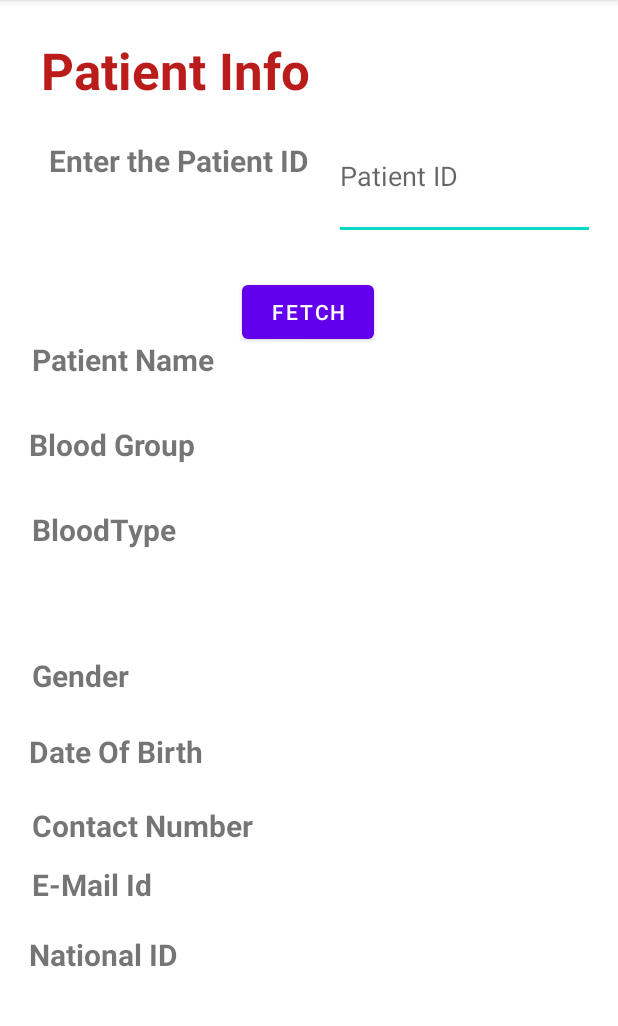
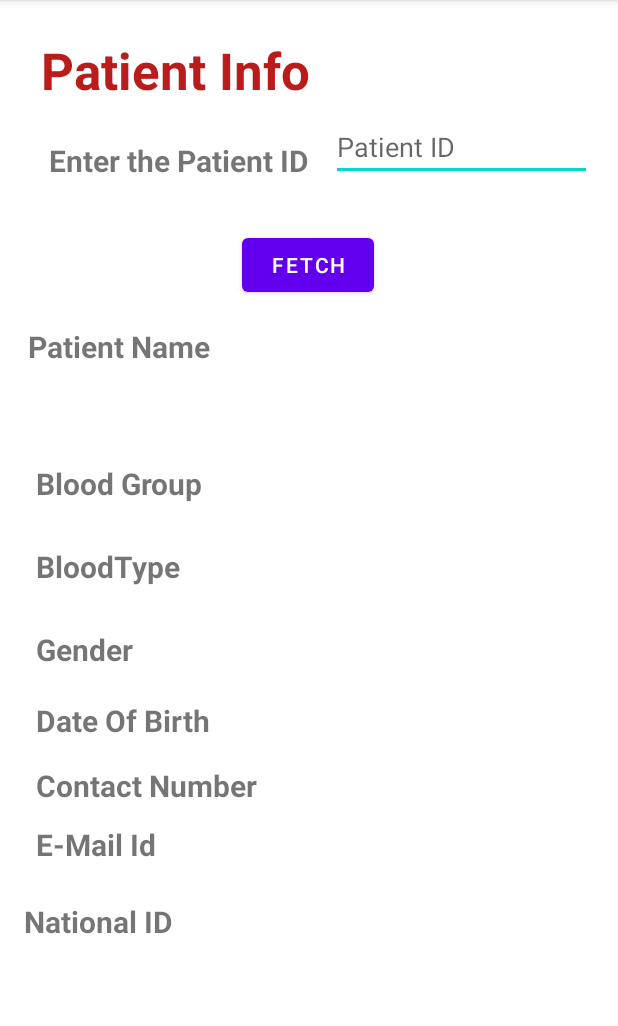
Before and after one commit to nirmal700/OneMED1, an Android app: the View_Patient_Details screen opened directly, with no data from a screen before it, on a phone screen of 412 x 824 dp, the part 84-1110 px from its top. Run offline under Robolectric (Android 15) with nearby library versions, the light colour scheme and no system bars; our stand-ins replace Firebase (no records; nobody signed in at launch, a user with empty details on screens opened directly).

Commit message:
XML Changes

```diff
--- a/app/src/main/java/com/example/onemed1/Update_Delete_Patient.java
+++ b/app/src/main/java/com/example/onemed1/Update_Delete_Patient.java
@@ -208,6 +208,11 @@ public class Update_Delete_Patient extends AppCompatActivity {
                                     mCnumber.setError("Contact Number is Required.");
                                     return;
                                 }
+                                if(mcnumber.length()!=10)
+                                {
+                                    mCnumber.setError("The Contact No. Should be of 10 Digits");
+                                    return;
+                                }
                                 mDobm=mDob.getText().toString();
                                 if (TextUtils.isEmpty(mDobm)) {
                                     mDob.setError("Date of birth is Required.");
--- a/app/src/main/res/layout/activity_view_patient_details.xml
+++ b/app/src/main/res/layout/activity_view_patient_details.xml
@@ -12,7 +12,7 @@
         android:layout_height="wrap_content"
         android:layout_marginTop="24dp"
         app:layout_constraintEnd_toEndOf="parent"
-        app:layout_constraintHorizontal_bias="0.406"
+        app:layout_constraintHorizontal_bias="0.418"
         app:layout_constraintStart_toEndOf="@+id/textView22"
         app:layout_constraintTop_toBottomOf="@+id/PatientEmail" />
 
@@ -20,9 +20,9 @@
         android:id="@+id/PatientBgroup"
         android:layout_width="wrap_content"
         android:layout_height="wrap_content"
-        android:layout_marginTop="36dp"
+        android:layout_marginTop="28dp"
         app:layout_constraintEnd_toEndOf="parent"
-        app:layout_constraintHorizontal_bias="0.376"
+        app:layout_constraintHorizontal_bias="0.375"
         app:layout_constraintStart_toEndOf="@+id/textView10"
         app:layout_constraintTop_toBottomOf="@+id/PatientName" />
 
@@ -57,13 +57,12 @@
         android:layout_width="174dp"
         android:layout_height="0dp"
         android:layout_marginTop="75dp"
-        android:layout_marginBottom="24dp"
         android:ems="10"
         android:hint="Patient ID"
         android:inputType="phone"
-        app:layout_constraintBottom_toTopOf="@+id/Fetch"
         app:layout_constraintEnd_toEndOf="parent"
-        app:layout_constraintStart_toEndOf="@+id/info"
+        app:layout_constraintHorizontal_bias="0.448"
+        app:layout_constraintStart_toEndOf="@+id/textView4"
         app:layout_constraintTop_toTopOf="parent" />
 
     <Button
@@ -82,57 +81,62 @@
         android:id="@+id/textView6"
         android:layout_width="wrap_content"
         android:layout_height="wrap_content"
-        android:layout_marginStart="21dp"
-        android:layout_marginTop="226dp"
+        android:layout_marginStart="32dp"
+        android:layout_marginTop="220dp"
+        android:includeFontPadding="false"
         android:text="Patient Name"
         android:textSize="20sp"
         android:textStyle="bold"
+        app:layout_constraintBottom_toTopOf="@+id/textView10"
+        app:layout_constraintEnd_toEndOf="@+id/textView10"
+        app:layout_constraintHorizontal_bias="0.777"
         app:layout_constraintStart_toStartOf="parent"
-        app:layout_constraintTop_toTopOf="parent" />
+        app:layout_constraintTop_toTopOf="parent"
+        app:layout_constraintVertical_bias="0.0" />
 
     <TextView
         android:id="@+id/PatientName"
         android:layout_width="wrap_content"
         android:layout_height="wrap_content"
-        android:layout_marginStart="45dp"
-        android:layout_marginTop="36dp"
+        android:layout_marginTop="52dp"
+        android:layout_marginEnd="172dp"
         app:layout_constraintEnd_toEndOf="parent"
-        app:layout_constraintHorizontal_bias="0.15"
-        app:layout_constraintStart_toStartOf="@+id/Fetch"
+        app:layout_constraintHorizontal_bias="1.0"
+        app:layout_constraintStart_toEndOf="@+id/textView6"
         app:layout_constraintTop_toBottomOf="@+id/Fetch" />
 
     <TextView
         android:id="@+id/textView10"
         android:layout_width="wrap_content"
         android:layout_height="wrap_content"
-        android:layout_marginStart="19dp"
-        android:layout_marginTop="29dp"
+        android:layout_marginStart="24dp"
+        android:layout_marginBottom="28dp"
         android:text="Blood Group"
         android:textSize="20sp"
         android:textStyle="bold"
-        app:layout_constraintStart_toStartOf="parent"
-        app:layout_constraintTop_toBottomOf="@+id/textView6" />
+        app:layout_constraintBottom_toTopOf="@+id/textview100"
+        app:layout_constraintStart_toStartOf="parent" />
 
     <TextView
         android:id="@+id/textview100"
         android:layout_width="wrap_content"
         android:layout_height="wrap_content"
-        android:layout_marginStart="21dp"
-        android:layout_marginTop="29dp"
+        android:layout_marginStart="24dp"
+        android:layout_marginBottom="28dp"
         android:text="BloodType"
         android:textSize="20sp"
         android:textStyle="bold"
-        app:layout_constraintStart_toStartOf="parent"
-        app:layout_constraintTop_toBottomOf="@+id/textView10" />
+        app:layout_constraintBottom_toTopOf="@+id/textView14"
+        app:layout_constraintStart_toStartOf="parent" />
 
     <TextView
         android:id="@+id/PatientBtype"
         android:layout_width="wrap_content"
         android:layout_height="wrap_content"
-        android:layout_marginTop="40dp"
+        android:layout_marginTop="32dp"
         android:layout_marginEnd="172dp"
         app:layout_constraintEnd_toEndOf="parent"
-        app:layout_constraintHorizontal_bias="0.983"
+        app:layout_constraintHorizontal_bias="1.0"
         app:layout_constraintStart_toEndOf="@+id/textview100"
         app:layout_constraintTop_toBottomOf="@+id/PatientBgroup" />
 
@@ -140,8 +144,8 @@
         android:id="@+id/textView14"
         android:layout_width="wrap_content"
         android:layout_height="wrap_content"
-        android:layout_marginStart="21dp"
-        android:layout_marginBottom="23dp"
+        android:layout_marginStart="24dp"
+        android:layout_marginBottom="20dp"
         android:text="Gender"
         android:textSize="20sp"
         android:textStyle="bold"
@@ -152,9 +156,9 @@
         android:id="@+id/PatientGen"
         android:layout_width="wrap_content"
         android:layout_height="wrap_content"
-        android:layout_marginTop="44dp"
+        android:layout_marginTop="40dp"
         app:layout_constraintEnd_toEndOf="parent"
-        app:layout_constraintHorizontal_bias="0.462"
+        app:layout_constraintHorizontal_bias="0.467"
         app:layout_constraintStart_toEndOf="@+id/textView14"
         app:layout_constraintTop_toBottomOf="@+id/PatientBtype" />
 
@@ -162,21 +166,21 @@
         android:id="@+id/textView16"
         android:layout_width="wrap_content"
         android:layout_height="wrap_content"
-        android:layout_marginStart="19dp"
-        android:layout_marginBottom="253dp"
+        android:layout_marginStart="24dp"
+        android:layout_marginBottom="16dp"
         android:text="Date Of Birth"
         android:textSize="20sp"
         android:textStyle="bold"
-        app:layout_constraintBottom_toBottomOf="parent"
+        app:layout_constraintBottom_toTopOf="@+id/textView18"
         app:layout_constraintStart_toStartOf="parent" />
 
     <TextView
         android:id="@+id/PaitientDob"
         android:layout_width="wrap_content"
         android:layout_height="wrap_content"
-        android:layout_marginTop="28dp"
+        android:layout_marginTop="20dp"
         app:layout_constraintEnd_toEndOf="parent"
-        app:layout_constraintHorizontal_bias="0.367"
+        app:layout_constraintHorizontal_bias="0.362"
         app:layout_constraintStart_toEndOf="@+id/textView16"
         app:layout_constraintTop_toBottomOf="@+id/PatientGen" />
 
@@ -184,21 +188,21 @@
         android:id="@+id/textView18"
         android:layout_width="wrap_content"
         android:layout_height="wrap_content"
-        android:layout_marginStart="21dp"
-        android:layout_marginTop="22dp"
+        android:layout_marginStart="24dp"
+        android:layout_marginBottom="12dp"
         android:text="Contact Number"
         android:textSize="20sp"
         android:textStyle="bold"
-        app:layout_constraintStart_toStartOf="parent"
-        app:layout_constraintTop_toBottomOf="@+id/textView16" />
+        app:layout_constraintBottom_toTopOf="@+id/textView20"
+        app:layout_constraintStart_toStartOf="parent" />
 
     <TextView
         android:id="@+id/PatientCno"
         android:layout_width="wrap_content"
         android:layout_height="wrap_content"
-        android:layout_marginTop="24dp"
+        android:layout_marginTop="28dp"
         app:layout_constraintEnd_toEndOf="parent"
-        app:layout_constraintHorizontal_bias="0.278"
+        app:layout_constraintHorizontal_bias="0.281"
         app:layout_constraintStart_toEndOf="@+id/textView18"
         app:layout_constraintTop_toBottomOf="@+id/PaitientDob" />
 
@@ -206,21 +210,21 @@
         android:id="@+id/textView20"
         android:layout_width="wrap_content"
         android:layout_height="wrap_content"
-        android:layout_marginStart="21dp"
-        android:layout_marginTop="12dp"
+        android:layout_marginStart="24dp"
+        android:layout_marginBottom="24dp"
         android:text="E-Mail Id"
         android:textSize="20sp"
         android:textStyle="bold"
-        app:layout_constraintStart_toStartOf="parent"
-        app:layout_constraintTop_toBottomOf="@+id/textView18" />
+        app:layout_constraintBottom_toTopOf="@+id/textView22"
+        app:layout_constraintStart_toStartOf="parent" />
 
     <TextView
         android:id="@+id/PatientEmail"
         android:layout_width="wrap_content"
         android:layout_height="wrap_content"
-        android:layout_marginTop="28dp"
+        android:layout_marginTop="20dp"
         app:layout_constraintEnd_toEndOf="parent"
-        app:layout_constraintHorizontal_bias="0.438"
+        app:layout_constraintHorizontal_bias="0.442"
         app:layout_constraintStart_toEndOf="@+id/textView20"
         app:layout_constraintTop_toBottomOf="@+id/PatientCno" />
 
@@ -228,11 +232,11 @@
         android:id="@+id/textView22"
         android:layout_width="wrap_content"
         android:layout_height="wrap_content"
-        android:layout_marginStart="19dp"
-        android:layout_marginTop="19dp"
+        android:layout_marginStart="16dp"
+        android:layout_marginBottom="140dp"
         android:text="National ID"
         android:textSize="20sp"
         android:textStyle="bold"
-        app:layout_constraintStart_toStartOf="parent"
-        app:layout_constraintTop_toBottomOf="@+id/textView20" />
+        app:layout_constraintBottom_toBottomOf="parent"
+        app:layout_constraintStart_toStartOf="parent" />
 </androidx.constraintlayout.widget.ConstraintLayout>
```
